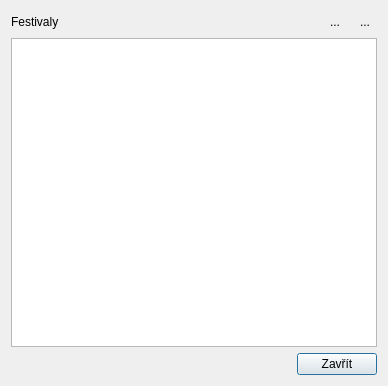
The window that dialogfestivals.ui (osense/fb-archive) describes before a commit, drawn with Qt 5.
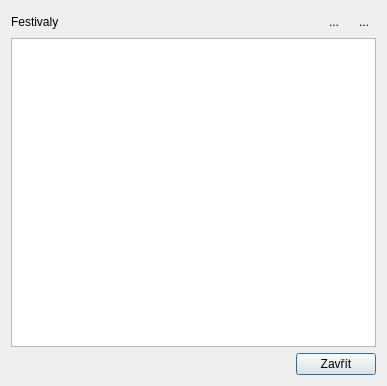
The same window after the commit. Icons and pictures are not drawn.

```diff
--- a/dialogfestivals.ui
+++ b/dialogfestivals.ui
@@ -6,7 +6,7 @@
    <rect>
     <x>0</x>
     <y>0</y>
-    <width>388</width>
+    <width>387</width>
     <height>386</height>
    </rect>
   </property>
```
Left out of the diff: 27 changed lines with no effect on the pictures.
